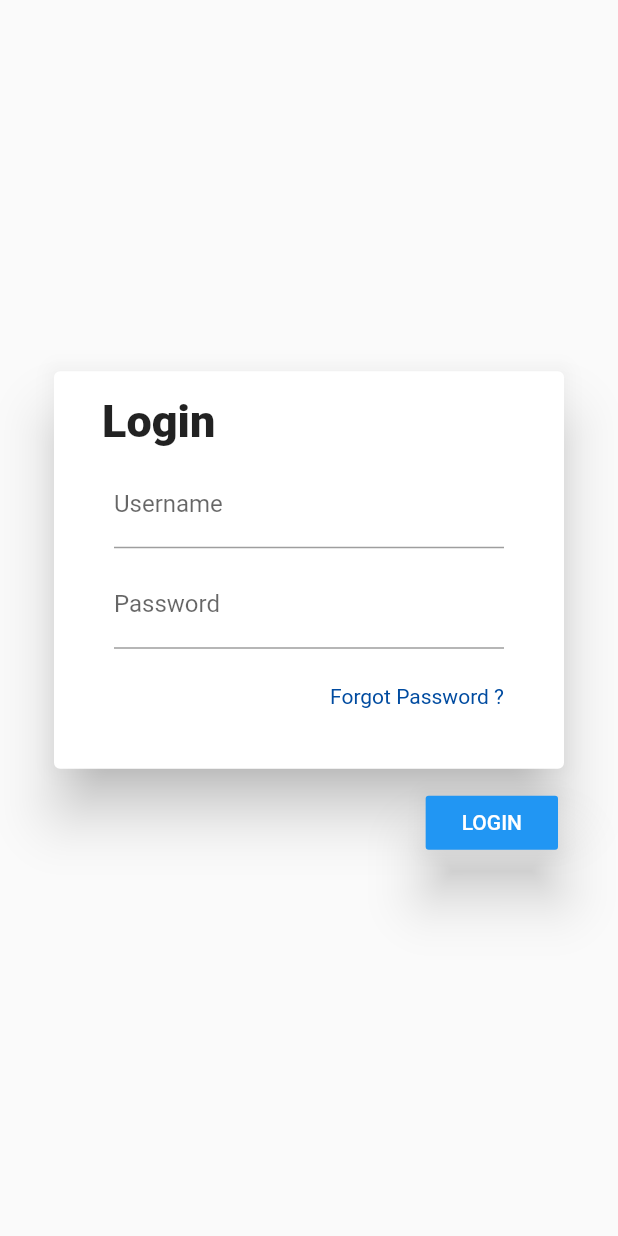
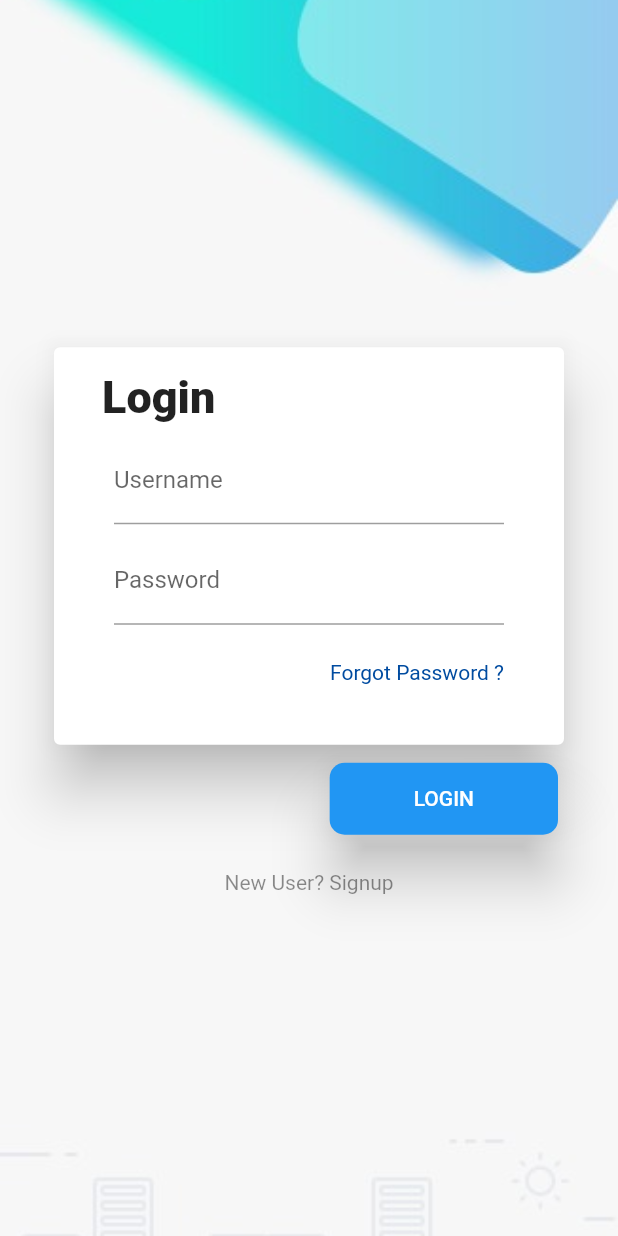
Before and after one commit to shbmbhrdwj/dmp-flutter, a Flutter app: the screen it shows after launch, on a phone screen of 412 x 824 dp. Run offline on Flutter 3.47's test engine with Material 2 defaults, Android fonts, the phone set to English and light mode, and no system bars; our stand-ins replace flutter_svg.

Commit message:
Completed Login UI

```diff
--- a/lib/pages/login.dart
+++ b/lib/pages/login.dart
@@ -1,7 +1,10 @@
 import 'package:flutter/material.dart';
+import 'package:flutter_svg/flutter_svg.dart';
+
 import '../components/text_card.dart';
 import '../components/padded_text_field.dart';
 import '../components/padded_text.dart';
+
 
 class Login extends StatelessWidget {
   String title;
@@ -17,7 +20,17 @@ class Login extends StatelessWidget {
   @override
   Widget build(BuildContext context) {
     return Scaffold(
-      body: Container(
+      body: Stack(
+        children: <Widget>[
+          Container(
+            decoration: new BoxDecoration(
+              image: new DecorationImage(
+                image: AssetImage('assets/loginBg.jpeg'),
+                fit: BoxFit.cover
+              )
+            ),
+          ),
+          Container(
               padding: const EdgeInsets.all(32.0),
               child: Center(
                   child: Column(
@@ -64,18 +77,26 @@ class Login extends StatelessWidget {
                               onPressed: this.onLoginPressed,
                               color: Colors.blue,
                               elevation: 16,
+                              shape: new RoundedRectangleBorder(borderRadius: BorderRadius.circular(10.0)),
                               child: PaddedText(
                                 text: 'LOGIN',
-                      padding: EdgeInsets.fromLTRB(16.0, 0.0, 16.0, 0.0),
+                                padding: EdgeInsets.fromLTRB(48.0, 16.0, 48.0, 16.0),
                                 color: Colors.white,
                               )
                           )
                         ],
+                      ),
+                      PaddedText(
+                        text: 'New User? Signup',
+                        color: Colors.black45,
+                        padding: EdgeInsets.fromLTRB(0.0, 16.0, 0.0, 0.0),
                       )
                     ],
                   )
               )
           )
+        ],
+      )
     );
   }
 }
```
Also changed, not shown: pubspec.yaml (+4 -3 lines), assets/1.svg (added), assets/loginBg.jpeg (added). Lines whose indentation alone changed are shown as unchanged.
